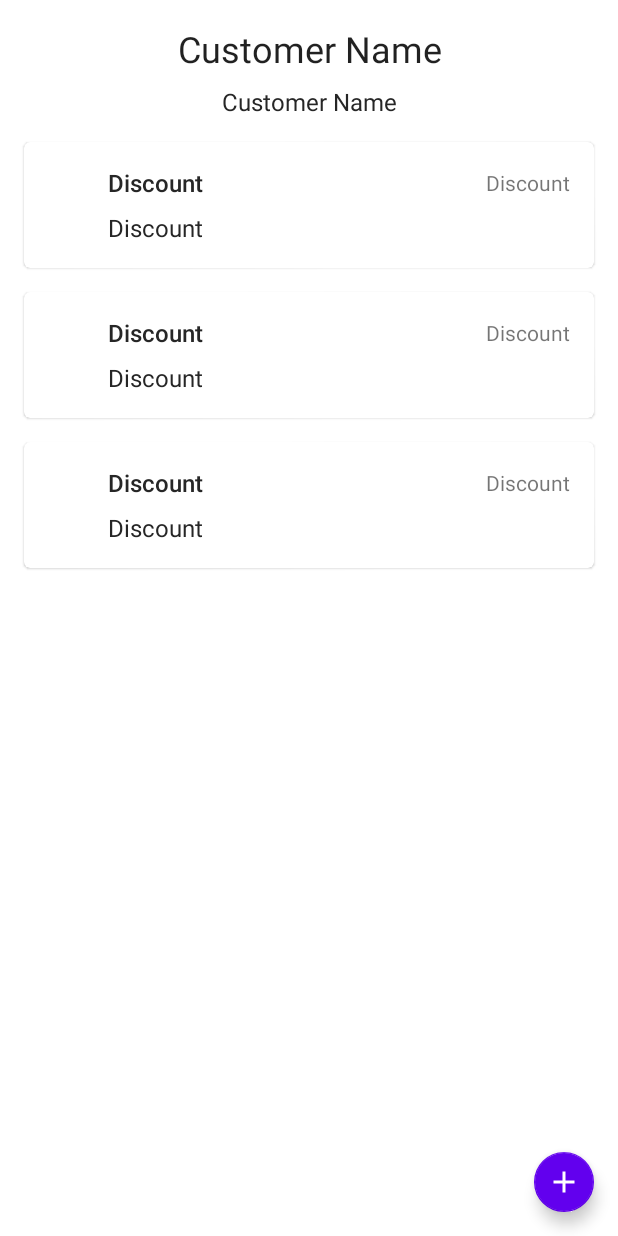
After one commit to suresh8045/vjw, an Android app: the layout transactions_fragment.xml on its own in the app's theme, with its tools: preview values and no code run, on a phone screen of 412 x 824 dp. The commit adds this screen. Run offline under Robolectric (Android 15) with nearby library versions, the phone set to English and light mode, and no system bars.

Commit message:
Transaction fragment added.

```diff
--- a/app/src/main/java/com/viswakarma/jewelleryworks/view/fragment/HomeFragment.kt
+++ b/app/src/main/java/com/viswakarma/jewelleryworks/view/fragment/HomeFragment.kt
@@ -85,7 +85,7 @@ class HomeFragment : BaseFragment() {
                     true
                 }
                 R.id.create_order ->{
-                    findNavController().navigate(R.id.action_navigation_home_to_navigation_create_order)
+                    findNavController().navigate(HomeFragmentDirections.actionNavigationHomeToNavigationCreateOrder())
                     true
                 }
                 else -> false
--- a/app/src/main/java/com/viswakarma/jewelleryworks/viewmodel/CreateOrderViewModel.kt
+++ b/app/src/main/java/com/viswakarma/jewelleryworks/viewmodel/CreateOrderViewModel.kt
@@ -29,11 +29,11 @@ class CreateOrderViewModel(private var dataRepository: DataRepository) : ViewMod
         }
     }
 
-    fun getCustomersList(customerId: String?): LiveData<List<Customer>> = liveData {
+    fun getCustomersList(customerId: String): LiveData<List<Customer>> = liveData {
 //        val items = listOf("Material", "Design", "Components", "Android")
-        if(customerId.isNullOrBlank())
+        if(customerId.isBlank()) {
             emit(dataRepository.getAllCustomers())
-        else {
+        } else {
             val customer = dataRepository.getCustomerById(customerId)
             emit(arrayListOf(customer))
         }
--- /dev/null
+++ b/app/src/main/res/layout/recycler_transaction_itemview.xml
@@ -0,0 +1,69 @@
+<?xml version="1.0" encoding="utf-8"?>
+<com.google.android.material.card.MaterialCardView
+    xmlns:android="http://schemas.android.com/apk/res/android"
+    xmlns:app="http://schemas.android.com/apk/res-auto"
+    android:layout_margin="8dp"
+    android:layout_width="match_parent"
+    android:layout_height="wrap_content">
+<androidx.constraintlayout.widget.ConstraintLayout
+    android:layout_width="match_parent"
+    android:layout_height="wrap_content">
+
+    <ImageView
+        android:id="@+id/transactionTypeIcon"
+        android:layout_width="32dp"
+        android:layout_height="wrap_content"
+        android:layout_marginStart="8dp"
+        android:layout_marginTop="16dp"
+        android:layout_marginBottom="16dp"
+        android:src="@drawable/ic_add"
+        app:layout_constraintBottom_toBottomOf="parent"
+        app:layout_constraintEnd_toEndOf="parent"
+        app:layout_constraintHorizontal_bias="0.0"
+        app:layout_constraintStart_toStartOf="parent"
+        app:layout_constraintTop_toTopOf="parent"
+        />
+
+    <TextView
+        android:id="@+id/transactionType"
+        style="@style/BodyTextMedium"
+        android:layout_width="0dp"
+        android:layout_height="wrap_content"
+        android:layout_marginStart="16dp"
+        android:layout_marginTop="16dp"
+        android:layout_marginEnd="16dp"
+        android:text="Discount"
+        app:layout_constraintStart_toEndOf="@+id/transactionTypeIcon"
+        app:layout_constraintEnd_toStartOf="@+id/date"
+        app:layout_constraintTop_toTopOf="parent" />
+
+    <TextView
+        android:id="@+id/date"
+        android:layout_width="wrap_content"
+        android:layout_height="wrap_content"
+        android:layout_marginStart="16dp"
+        android:layout_marginEnd="16dp"
+        android:text="Discount"
+        app:layout_constraintBottom_toBottomOf="@+id/transactionType"
+        app:layout_constraintEnd_toEndOf="parent"
+        app:layout_constraintHorizontal_bias="1.0"
+        app:layout_constraintStart_toStartOf="@+id/transactionType"
+        app:layout_constraintTop_toTopOf="@+id/transactionType" />
+
+    <TextView
+        android:id="@+id/description"
+        style="@style/BodyText"
+        android:layout_width="0dp"
+        android:layout_height="wrap_content"
+        android:layout_marginTop="8dp"
+        android:layout_marginEnd="16dp"
+        android:layout_marginBottom="16dp"
+        android:text="Discount"
+        app:layout_constraintBottom_toBottomOf="parent"
+        app:layout_constraintEnd_toEndOf="parent"
+        app:layout_constraintStart_toStartOf="@id/transactionType"
+        app:layout_constraintTop_toBottomOf="@+id/transactionType"
+        app:layout_constraintVertical_bias="0.0" />
+
+</androidx.constraintlayout.widget.ConstraintLayout>
+</com.google.android.material.card.MaterialCardView>
--- /dev/null
+++ b/app/src/main/res/layout/transactions_fragment.xml
@@ -0,0 +1,78 @@
+<?xml version="1.0" encoding="utf-8"?>
+<androidx.coordinatorlayout.widget.CoordinatorLayout xmlns:android="http://schemas.android.com/apk/res/android"
+    xmlns:app="http://schemas.android.com/apk/res-auto"
+    xmlns:tools="http://schemas.android.com/tools"
+    android:layout_width="match_parent"
+    android:layout_height="match_parent"
+    tools:context=".TransactionsFragment">
+
+    <androidx.constraintlayout.widget.ConstraintLayout
+        android:layout_width="match_parent"
+        android:layout_height="match_parent">
+
+    <TextView
+        android:id="@+id/customerName"
+        style="@style/TextAppearance.AppCompat.Headline"
+        android:layout_width="0dp"
+        android:layout_height="wrap_content"
+        android:layout_marginStart="8dp"
+        android:layout_marginTop="16dp"
+        android:layout_marginEnd="8dp"
+        android:gravity="center"
+        android:maxLines="1"
+        android:text="@string/customer_name"
+        app:layout_constraintEnd_toEndOf="parent"
+        app:layout_constraintStart_toStartOf="parent"
+        app:layout_constraintTop_toTopOf="parent" />
+
+    <TextView
+        android:id="@+id/phoneNo"
+        style="@style/BodyText"
+        android:layout_width="0dp"
+        android:layout_height="wrap_content"
+        android:layout_marginStart="8dp"
+        android:layout_marginTop="8dp"
+        android:layout_marginEnd="8dp"
+        android:gravity="center"
+        android:maxLines="1"
+        android:text="@string/customer_name"
+        app:layout_constraintEnd_toEndOf="parent"
+        app:layout_constraintHorizontal_bias="0.0"
+        app:layout_constraintStart_toStartOf="parent"
+        app:layout_constraintTop_toBottomOf="@+id/customerName" />
+
+    <androidx.recyclerview.widget.RecyclerView
+        android:id="@+id/transactionsRecyclerView"
+        android:layout_width="0dp"
+        android:layout_height="0dp"
+        android:layout_marginStart="8dp"
+        android:layout_marginTop="8dp"
+        android:layout_marginEnd="8dp"
+        android:layout_marginBottom="8dp"
+        tools:listitem="@layout/recycler_transaction_itemview"
+        app:layout_constraintBottom_toBottomOf="parent"
+        app:layout_constraintEnd_toEndOf="parent"
+        app:layout_constraintStart_toStartOf="parent"
+        app:layout_constraintTop_toBottomOf="@+id/phoneNo" />
+
+
+    </androidx.constraintlayout.widget.ConstraintLayout>
+
+
+    <com.google.android.material.floatingactionbutton.FloatingActionButton
+        android:id="@+id/fab"
+        android:layout_width="wrap_content"
+        android:layout_height="wrap_content"
+        android:layout_marginEnd="16dp"
+        android:layout_gravity="bottom|end"
+        app:srcCompat="@drawable/ic_add"
+        app:fabSize="mini"
+        app:tint="@android:color/white"
+        app:backgroundTint="@color/colorPrimary"
+        android:layout_marginBottom="16dp"
+        app:layout_behavior="com.google.android.material.floatingactionbutton.FloatingActionButton$Behavior"
+        app:layout_constraintBottom_toTopOf="@+id/nav_view"
+        app:layout_constraintEnd_toEndOf="parent"
+        android:contentDescription="@string/add" />
+
+</androidx.coordinatorlayout.widget.CoordinatorLayout>
--- a/app/src/main/res/values/strings.xml
+++ b/app/src/main/res/values/strings.xml
@@ -30,4 +30,5 @@
     <string name="making_charge">Making charge</string>
     <string name="gold">Gold</string>
     <string name="silver">Silver</string>
+    <string name="title_transactions">Transactions</string>
 </resources>
--- a/build.gradle
+++ b/build.gradle
@@ -10,6 +10,7 @@ buildscript {
     dependencies {
         classpath 'com.android.tools.build:gradle:4.1.3'
         classpath "org.jetbrains.kotlin:kotlin-gradle-plugin:$kotlin_version"
+        classpath("androidx.navigation:navigation-safe-args-gradle-plugin:2.3.5")
 
         // NOTE: Do not place your application dependencies here; they belong
         // in the individual module build.gradle files
```
Also changed, not shown: app/build.gradle (+11 -4 lines), app/src/main/java/com/viswakarma/jewelleryworks/TransactionsFragment.kt (added, +31 -0 lines), app/src/main/java/com/viswakarma/jewelleryworks/TransactionsViewModel.kt (added, +7 -0 lines), app/src/main/java/com/viswakarma/jewelleryworks/view/adapter/DataAdapter.kt (+11 -4 lines), app/src/main/java/com/viswakarma/jewelleryworks/view/fragment/CreateOrderFragment.kt (+15 -43 lines), app/src/main/res/drawable/ic_baseline_call_24.xml (added, +10 -0 lines), app/src/main/res/layout/recycler_customer_square_itemview.xml (+21 -6 lines), app/src/main/res/navigation/mobile_navigation.xml (+23 -2 lines), app/src/main/res/values/styles.xml (+18 -0 lines).
